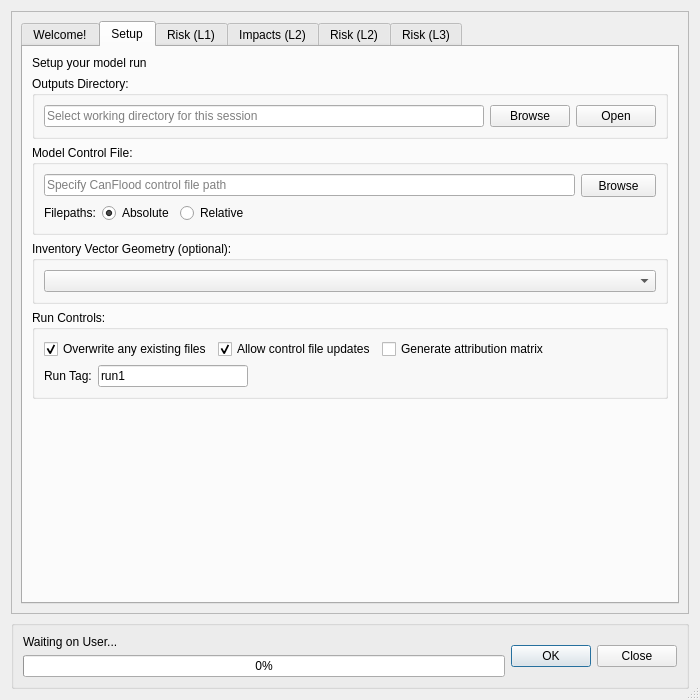
NRCan/CanFlood, file canflood/model/model.ui: the form before one commit.
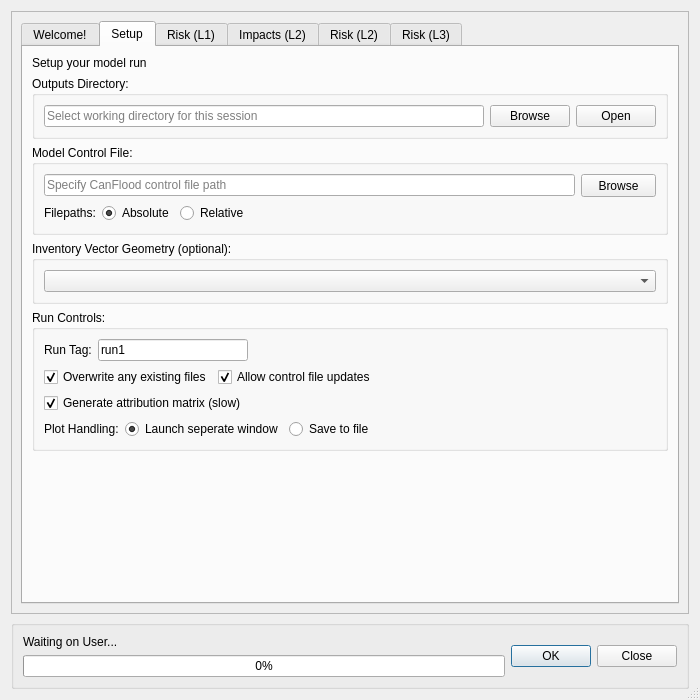
The form after the commit. The open tabs and pages were chosen to show the change. Icons and pictures are not drawn. Custom widgets are drawn as their Qt base class.

The edit to the form file:
```diff
--- a/canflood/model/model.ui
+++ b/canflood/model/model.ui
@@ -46,7 +46,7 @@
         <x>0</x>
         <y>0</y>
         <width>680</width>
-        <height>612</height>
+        <height>607</height>
        </rect>
       </property>
       <layout class="QGridLayout" name="gridLayout_5">
@@ -318,56 +318,6 @@
               <string>Run Controls:</string>
              </property>
              <layout class="QVBoxLayout" name="verticalLayout_14">
-              <item>
-               <layout class="QHBoxLayout" name="horizontalLayout">
-                <item>
-                 <widget class="QCheckBox" name="checkBox_SSoverwrite">
-                  <property name="text">
-                   <string>Overwrite any existing files</string>
-                  </property>
-                  <property name="checked">
-                   <bool>true</bool>
-                  </property>
-                 </widget>
-                </item>
-                <item>
-                 <widget class="QCheckBox" name="checkBox_SS_updCf">
-                  <property name="text">
-                   <string>Allow control file updates</string>
-                  </property>
-                  <property name="checkable">
-                   <bool>true</bool>
-                  </property>
-                  <property name="checked">
-                   <bool>true</bool>
-                  </property>
-                  <property name="tristate">
-                   <bool>false</bool>
-                  </property>
-                 </widget>
-                </item>
-                <item>
-                 <widget class="QCheckBox" name="checkBox_SS_attr">
-                  <property name="text">
-                   <string>Generate attribution matrix</string>
-                  </property>
-                 </widget>
-                </item>
-                <item>
-                 <spacer name="horizontalSpacer_3">
-                  <property name="orientation">
-                   <enum>Qt::Horizontal</enum>
-                  </property>
-                  <property name="sizeHint" stdset="0">
-                   <size>
-                    <width>40</width>
-                    <height>20</height>
-                   </size>
-                  </property>
-                 </spacer>
-                </item>
-               </layout>
-              </item>
               <item>
                <layout class="QHBoxLayout" name="horizontalLayout_8">
                 <item>
@@ -405,6 +355,102 @@
                 </item>
                </layout>
               </item>
+              <item>
+               <layout class="QHBoxLayout" name="horizontalLayout">
+                <item>
+                 <widget class="QCheckBox" name="checkBox_SSoverwrite">
+                  <property name="text">
+                   <string>Overwrite any existing files</string>
+                  </property>
+                  <property name="checked">
+                   <bool>true</bool>
+                  </property>
+                 </widget>
+                </item>
+                <item>
+                 <widget class="QCheckBox" name="checkBox_SS_updCf">
+                  <property name="text">
+                   <string>Allow control file updates</string>
+                  </property>
+                  <property name="checkable">
+                   <bool>true</bool>
+                  </property>
+                  <property name="checked">
+                   <bool>true</bool>
+                  </property>
+                  <property name="tristate">
+                   <bool>false</bool>
+                  </property>
+                 </widget>
+                </item>
+                <item>
+                 <spacer name="horizontalSpacer_3">
+                  <property name="orientation">
+                   <enum>Qt::Horizontal</enum>
+                  </property>
+                  <property name="sizeHint" stdset="0">
+                   <size>
+                    <width>40</width>
+                    <height>20</height>
+                   </size>
+                  </property>
+                 </spacer>
+                </item>
+               </layout>
+              </item>
+              <item>
+               <widget class="QCheckBox" name="checkBox_SS_attr">
+                <property name="toolTip">
+                 <string>&lt;html&gt;&lt;head/&gt;&lt;body&gt;&lt;p&gt;Control whether model routines should generate the attribution matrix, a dataset required for some results tools like 'Plot Stack'&lt;/p&gt;&lt;/body&gt;&lt;/html&gt;</string>
+                </property>
+                <property name="text">
+                 <string>Generate attribution matrix (slow)</string>
+                </property>
+                <property name="checked">
+                 <bool>true</bool>
+                </property>
+               </widget>
+              </item>
+              <item>
+               <layout class="QHBoxLayout" name="horizontalLayout_16">
+                <item>
+                 <widget class="QLabel" name="label_13">
+                  <property name="sizePolicy">
+                   <sizepolicy hsizetype="Fixed" vsizetype="Preferred">
+                    <horstretch>0</horstretch>
+                    <verstretch>0</verstretch>
+                   </sizepolicy>
+                  </property>
+                  <property name="text">
+                   <string>Plot Handling:</string>
+                  </property>
+                 </widget>
+                </item>
+                <item>
+                 <widget class="QRadioButton" name="radioButton_s_pltW">
+                  <property name="sizePolicy">
+                   <sizepolicy hsizetype="Fixed" vsizetype="Fixed">
+                    <horstretch>0</horstretch>
+                    <verstretch>0</verstretch>
+                   </sizepolicy>
+                  </property>
+                  <property name="text">
+                   <string>Launch seperate window</string>
+                  </property>
+                  <property name="checked">
+                   <bool>true</bool>
+                  </property>
+                 </widget>
+                </item>
+                <item>
+                 <widget class="QRadioButton" name="radioButton">
+                  <property name="text">
+                   <string>Save to file</string>
+                  </property>
+                 </widget>
+                </item>
+               </layout>
+              </item>
              </layout>
             </widget>
            </item>
```
Left out of the diff: 9 changed lines with no effect on the pictures.
